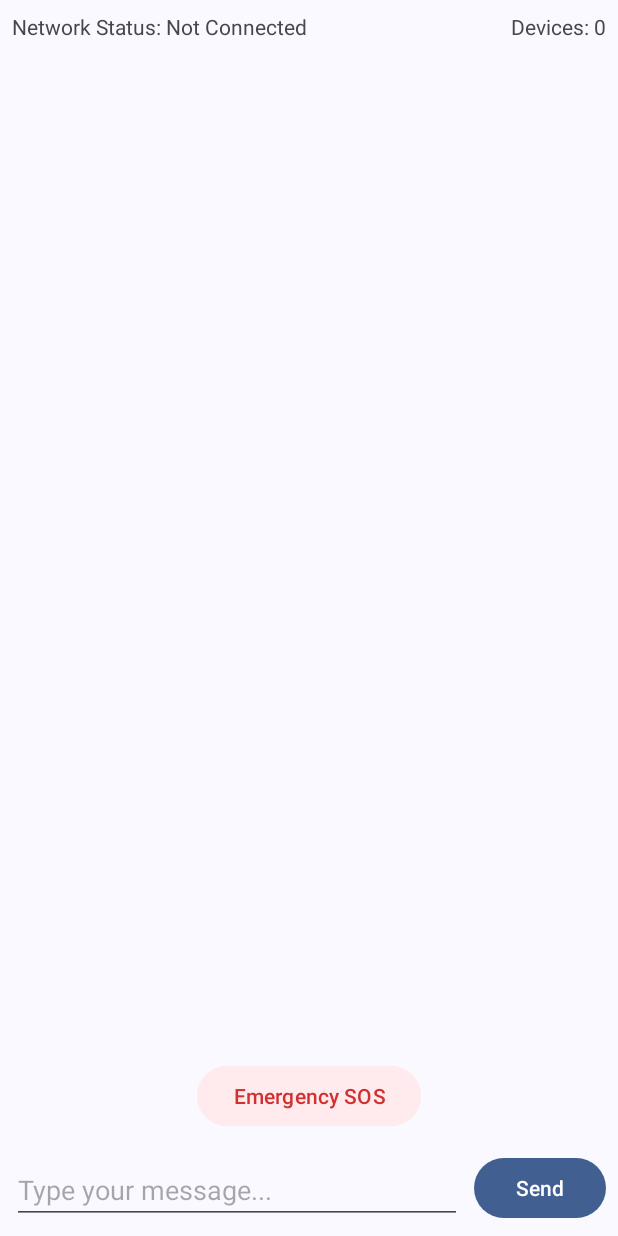
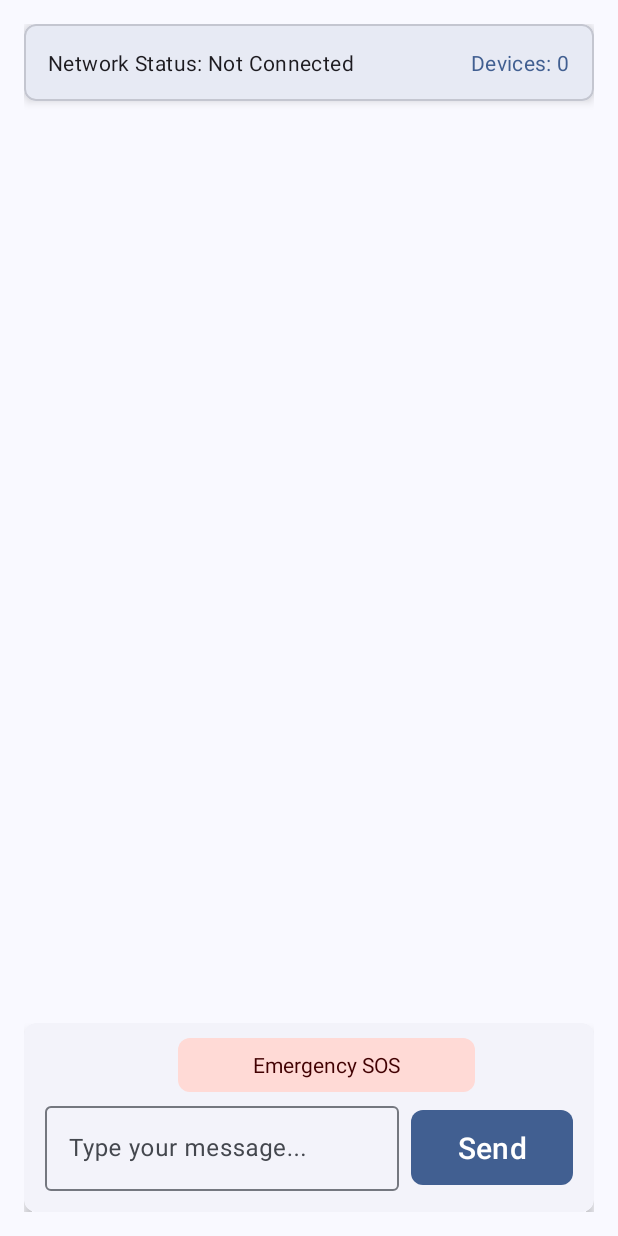
Before and after one commit to varad-kulkarni172/Mesh-Up, an Android app: the screen it shows after launch (MainActivity), after a tap on "Start Network", on a phone screen of 412 x 824 dp. Run offline under Robolectric (Android 15) with nearby library versions, the phone set to English and light mode, and no system bars.

Commit message:
smoll changes

```diff
--- a/app/src/main/java/com/example/meshup/SplashActivity.java
+++ b/app/src/main/java/com/example/meshup/SplashActivity.java
@@ -9,7 +9,7 @@ import android.widget.ImageView;
 
 public class SplashActivity extends AppCompatActivity {
 
-    private static final int SPLASH_DISPLAY_LENGTH = 2500; // 2000 milliseconds = 2 seconds
+    private static final int SPLASH_DISPLAY_LENGTH = 1500; // 2000 milliseconds = 2 seconds
 
     @Override
     protected void onCreate(Bundle savedInstanceState) {
@@ -20,7 +20,7 @@ public class SplashActivity extends AppCompatActivity {
         ImageView logoImageView = findViewById(R.id.logoImageView);
         Glide.with(this)
                 .asGif()
-                .load(R.drawable.sos) // Replace with your actual GIF file
+                .load(R.drawable.emergency) // Replace with your actual GIF file
                 .into(logoImageView);
 
         // Delay for 2000ms before transitioning to the next screen
--- a/app/src/main/res/layout/activity_main.xml
+++ b/app/src/main/res/layout/activity_main.xml
@@ -4,65 +4,124 @@
     xmlns:app="http://schemas.android.com/apk/res-auto"
     xmlns:tools="http://schemas.android.com/tools"
     android:layout_width="match_parent"
-    android:layout_height="match_parent">
+    android:layout_height="match_parent"
+    android:padding="16dp">
+
+    <!-- Card for Status and Device Count -->
+    <com.google.android.material.card.MaterialCardView
+        android:id="@+id/statusCard"
+        android:layout_width="0dp"
+        android:layout_height="wrap_content"
+        android:layout_marginBottom="8dp"
+        style="@style/Widget.Material3.CardView.Outlined"
+        app:layout_constraintTop_toTopOf="parent"
+        app:layout_constraintStart_toStartOf="parent"
+        app:layout_constraintEnd_toEndOf="parent"
+        app:cardCornerRadius="8dp"
+        app:cardElevation="4dp">
+
+        <LinearLayout
+            android:layout_width="match_parent"
+            android:layout_height="wrap_content"
+            android:orientation="horizontal"
+            android:padding="16dp">
 
             <TextView
                 android:id="@+id/statusText"
                 android:layout_width="0dp"
                 android:layout_height="wrap_content"
-        android:layout_margin="8dp"
-        app:layout_constraintTop_toTopOf="parent"
-        app:layout_constraintStart_toStartOf="parent"
-        app:layout_constraintEnd_toStartOf="@id/deviceCountText"/>
+                android:layout_weight="1"
+                android:text="Network Status: Not Connected"
+                android:textAppearance="?attr/textAppearanceBodyMedium" />
 
             <TextView
                 android:id="@+id/deviceCountText"
                 android:layout_width="wrap_content"
                 android:layout_height="wrap_content"
-        android:layout_margin="8dp"
                 android:text="Devices: 0"
-        app:layout_constraintEnd_toEndOf="parent"
-        app:layout_constraintTop_toTopOf="parent" />
+                android:textAppearance="?attr/textAppearanceBodyMedium"
+                android:textColor="?attr/colorPrimary" />
+        </LinearLayout>
+    </com.google.android.material.card.MaterialCardView>
 
     <androidx.recyclerview.widget.RecyclerView
         android:id="@+id/messageRecyclerView"
         android:layout_width="match_parent"
         android:layout_height="0dp"
-        android:layout_margin="8dp"
-        app:layout_constraintBottom_toTopOf="@+id/sosButton"
-        app:layout_constraintTop_toBottomOf="@id/statusText" />
+        app:layout_constraintBottom_toTopOf="@+id/Card"
+        app:layout_constraintEnd_toEndOf="parent"
+        app:layout_constraintHorizontal_bias="1.0"
+        app:layout_constraintStart_toStartOf="parent"
+        app:layout_constraintTop_toBottomOf="@+id/statusCard"
+        app:layout_constraintVertical_bias="1.0" />
+
+    <com.google.android.material.card.MaterialCardView
+        android:id="@+id/Card"
+        android:layout_width="match_parent"
+        android:layout_height="wrap_content"
+        app:cardCornerRadius="8dp"
+        style="@style/Widget.Material3.CardView.Elevated"
+        app:cardElevation="4dp"
+        app:layout_constraintBottom_toBottomOf="parent"
+        app:layout_constraintEnd_toEndOf="parent"
+        app:layout_constraintStart_toStartOf="parent">
 
 
-    <Button
+    <androidx.constraintlayout.widget.ConstraintLayout
+        android:layout_width="match_parent"
+        android:layout_height="wrap_content"
+        android:orientation="horizontal"
+        android:padding="6dp"
+        app:layout_constraintBottom_toBottomOf="parent"
+        app:layout_constraintEnd_toEndOf="parent"
+        app:layout_constraintHorizontal_bias="1.0"
+        app:layout_constraintStart_toStartOf="parent">
+
+        <com.google.android.material.button.MaterialButton
             android:id="@+id/sosButton"
-        android:layout_width="wrap_content"
-        android:layout_height="wrap_content"
-        android:layout_gravity="center_horizontal"
-        android:layout_margin="16dp"
-        android:backgroundTint="@color/error_background"
+            style="@style/Widget.Material3.CardView.Filled"
+            android:layout_width="198dp"
+            android:layout_height="44dp"
             android:text="Emergency SOS"
-        android:textColor="@color/text_error"
-        app:layout_constraintBottom_toTopOf="@+id/messageInput"
+            android:textColor="?attr/colorOnErrorContainer"
+            app:backgroundTint="?attr/colorErrorContainer"
+            app:cornerRadius="8dp"
+            app:layout_constraintBottom_toTopOf="@+id/messageInputLayout"
             app:layout_constraintEnd_toEndOf="parent"
-        app:layout_constraintStart_toStartOf="parent" />
+            app:layout_constraintHorizontal_bias="0.568"
+            app:layout_constraintStart_toStartOf="parent"
+            app:layout_constraintTop_toTopOf="parent"
+            app:layout_constraintVertical_bias="1.0" />
 
-    <EditText
-        android:id="@+id/messageInput"
+        <com.google.android.material.textfield.TextInputLayout
+            android:id="@+id/messageInputLayout"
             android:layout_width="0dp"
             android:layout_height="wrap_content"
             android:layout_margin="8dp"
+            app:layout_constraintBottom_toBottomOf="parent"
+            app:layout_constraintEnd_toStartOf="@id/sendButton"
+            app:layout_constraintStart_toStartOf="parent">
+
+            <com.google.android.material.textfield.TextInputEditText
+                android:id="@+id/messageInput"
+                android:layout_width="match_parent"
+                android:layout_height="wrap_content"
                 android:hint="Type your message..."
-        app:layout_constraintBottom_toBottomOf="parent"
-        app:layout_constraintStart_toStartOf="parent"
-        app:layout_constraintEnd_toStartOf="@id/sendButton"/>
+                android:inputType="text" />
+        </com.google.android.material.textfield.TextInputLayout>
 
-    <Button
+        <!-- Send Button -->
+        <com.google.android.material.button.MaterialButton
             android:id="@+id/sendButton"
-        android:layout_width="wrap_content"
-        android:layout_height="wrap_content"
+            android:layout_width="108dp"
+            android:layout_height="58dp"
             android:layout_margin="8dp"
             android:text="Send"
+            android:textSize="20dp"
+            app:cornerRadius="8dp"
             app:layout_constraintBottom_toBottomOf="parent"
-        app:layout_constraintEnd_toEndOf="parent"/>
+            app:layout_constraintEnd_toEndOf="parent" />
+    </androidx.constraintlayout.widget.ConstraintLayout>
+    </com.google.android.material.card.MaterialCardView>
 
 </androidx.constraintlayout.widget.ConstraintLayout>
--- a/app/src/main/res/layout/activity_splash.xml
+++ b/app/src/main/res/layout/activity_splash.xml
@@ -4,14 +4,13 @@
     xmlns:tools="http://schemas.android.com/tools"
     android:layout_width="match_parent"
     android:layout_height="match_parent"
-    android:background="@color/md_theme_onPrimary"
     tools:context=".SplashActivity">
 
     <ImageView
         android:id="@+id/logoImageView"
         android:layout_width="200dp"
         android:layout_height="200dp"
-        android:src="@drawable/sos"
+        android:src="@drawable/emergency"
         android:layout_centerInParent="true"
         app:layout_constraintTop_toTopOf="parent"
         app:layout_constraintBottom_toBottomOf="parent"
```
Also changed, not shown: 1 other file. Lines whose indentation alone changed are shown as unchanged.
